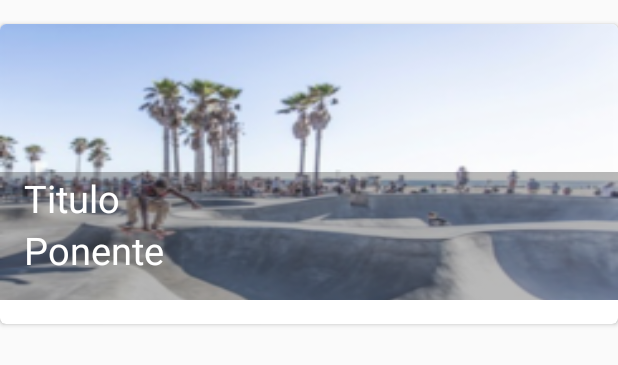
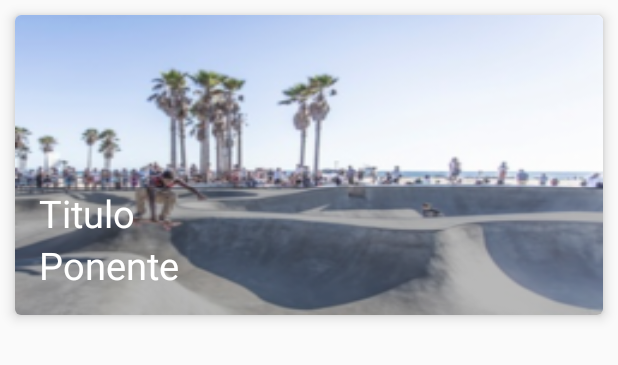
Before and after one commit to angelotapullima/conecit2018, an Android app: the layout cardview_conferencias.xml on its own in the app's theme, with its tools: preview values and no code run, on a phone screen of 412 x 824 dp. Shown: the top 365 px of the screen. Run offline under Robolectric (Android 15) with nearby library versions, the phone set to English and light mode, and no system bars.

```diff
--- a/app/src/main/java/com/conecit/angelo/conecit2018/adapters/ConferenciasAdapterRecyclerview.java
+++ b/app/src/main/java/com/conecit/angelo/conecit2018/adapters/ConferenciasAdapterRecyclerview.java
@@ -48,6 +48,7 @@ public class ConferenciasAdapterRecyclerview extends RecyclerView.Adapter<Confer
     @Override
     public ConferenciasAdapterRecyclerview.Conferenciasviewholder onCreateViewHolder(@NonNull ViewGroup parent, int viewType) {
         View view = LayoutInflater.from(parent.getContext()).inflate(R.layout.cardview_conferencias,parent,false);
+
         RecyclerView.LayoutParams layoutParams = new RecyclerView.LayoutParams(ViewGroup.LayoutParams.MATCH_PARENT,ViewGroup.LayoutParams.WRAP_CONTENT);
         view.setLayoutParams(layoutParams);
         return new Conferenciasviewholder(view);
@@ -58,6 +59,7 @@ public class ConferenciasAdapterRecyclerview extends RecyclerView.Adapter<Confer
 
         holder.tituloconfeCard.setText(listaConferencias.get(position).getTituloconfe());
         holder.ponenteconfeCard.setText(listaConferencias.get(position).getPonenteconfe());
+
         Glide.with(context).load(listaConferencias.get(position).getImagenconfe()).apply(options).into(holder.imageconfeCard);
         holder.imageconfeCard.setOnClickListener(new View.OnClickListener() {
             @Override
--- a/app/src/main/res/layout/cardview_conferencias.xml
+++ b/app/src/main/res/layout/cardview_conferencias.xml
@@ -1,18 +1,25 @@
-<?xml version="1.0" encoding="utf-8"?>
+<LinearLayout
+    android:layout_width="match_parent"
+    android:layout_height="match_parent"
+    xmlns:android="http://schemas.android.com/apk/res/android"
+    android:orientation="vertical"
 
+    >
     <android.support.v7.widget.CardView
         xmlns:android="http://schemas.android.com/apk/res/android"
         android:layout_width="match_parent"
-    android:layout_height="@dimen/height_cardview"
+        android:layout_height="wrap_content"
+        cardview:cardElevation="5dp"
+        android:layout_marginRight="10dp"
+        android:layout_marginLeft="10dp"
+        android:layout_marginTop="10dp"
+        cardview:cardCornerRadius="4dp"
         xmlns:cardview="http://schemas.android.com/apk/res-auto"
-    android:id="@+id/contenidoconfeCard"
-    cardview:cardCornerRadius="@dimen/cornersradius_cardview"
-    android:layout_marginBottom="@dimen/activity_vertical_margin"
-    android:layout_marginTop="@dimen/activity_vertical_margin">
+        android:id="@+id/contenidoconfeCard">
+
         <FrameLayout
             android:layout_width="match_parent"
-        android:layout_height="match_parent"
-        android:layout_marginBottom="@dimen/activity_vertical_margin">
+            android:layout_height="match_parent">
 
             <ImageView
                 android:layout_width="match_parent"
@@ -50,4 +57,7 @@
             </LinearLayout>
         </FrameLayout>
 
+
     </android.support.v7.widget.CardView>
+
+</LinearLayout>
--- a/app/src/main/res/layout/fragment_concursos.xml
+++ b/app/src/main/res/layout/fragment_concursos.xml
@@ -15,9 +15,7 @@
         android:orientation="vertical"
         android:paddingBottom="56dp"
         app:layout_behavior="@string/appbar_scrolling_view_behavior"
-        android:paddingLeft="@dimen/activity_vertical_margin"
-        android:paddingRight="@dimen/activity_vertical_margin"
-        android:paddingTop="@dimen/activity_vertical_margin">
+        >
 
         <android.support.v7.widget.RecyclerView
             android:id="@+id/cocursosRecycler"
--- a/app/src/main/res/layout/fragment_conferencias.xml
+++ b/app/src/main/res/layout/fragment_conferencias.xml
@@ -13,10 +13,7 @@
         android:layout_height="match_parent"
         android:orientation="vertical"
         app:layout_behavior="@string/appbar_scrolling_view_behavior"
-        android:paddingLeft="@dimen/activity_vertical_margin"
-        android:paddingBottom="56dp"
-        android:paddingRight="@dimen/activity_vertical_margin"
-        android:paddingTop="@dimen/activity_vertical_margin">
+        android:paddingBottom="56dp">
 
         <android.support.v7.widget.RecyclerView
             android:id="@+id/confeRecycler"
```
Also changed, not shown: app/src/main/java/com/conecit/angelo/conecit2018/fragments/TalleresFragment.java (+11 -6 lines), app/src/main/res/layout/cardview_concursos.xml (+18 -7 lines), app/src/main/res/layout/cardview_talleres.xml (+16 -6 lines), app/src/main/res/layout/fragment_talleres.xml (+5 -4 lines), app/src/main/java/com/conecit/angelo/conecit2018/adapters/TalleresAdapterRecyclerview.java (line endings or trailing spaces). Lines whose indentation alone changed are shown as unchanged.
